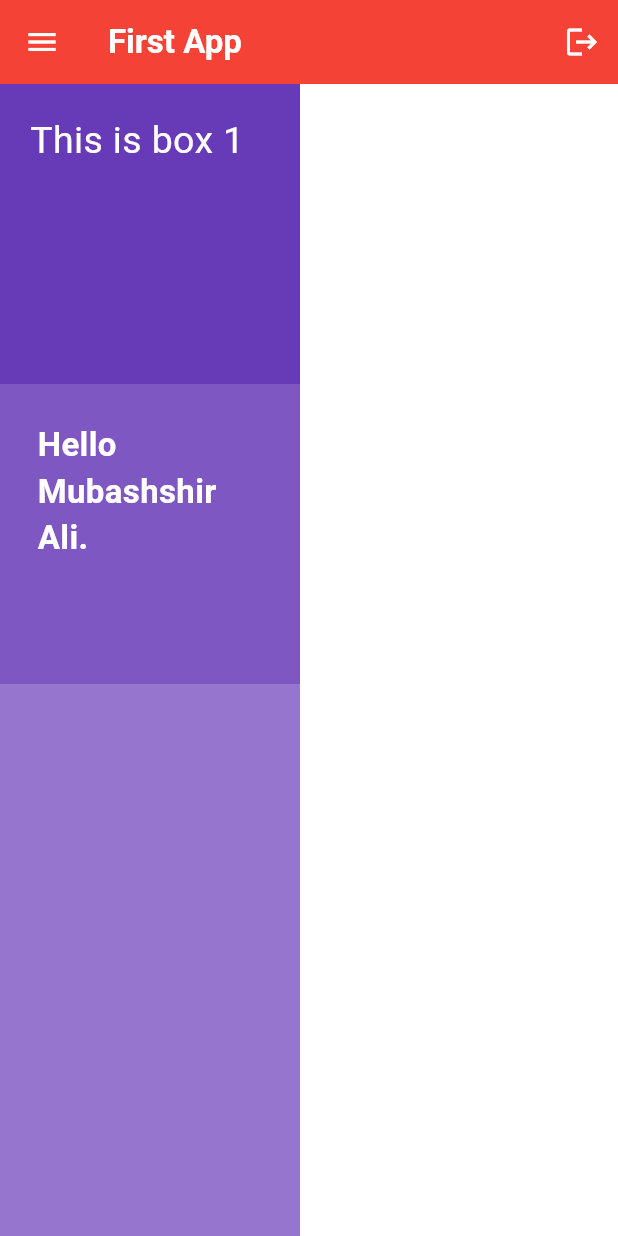
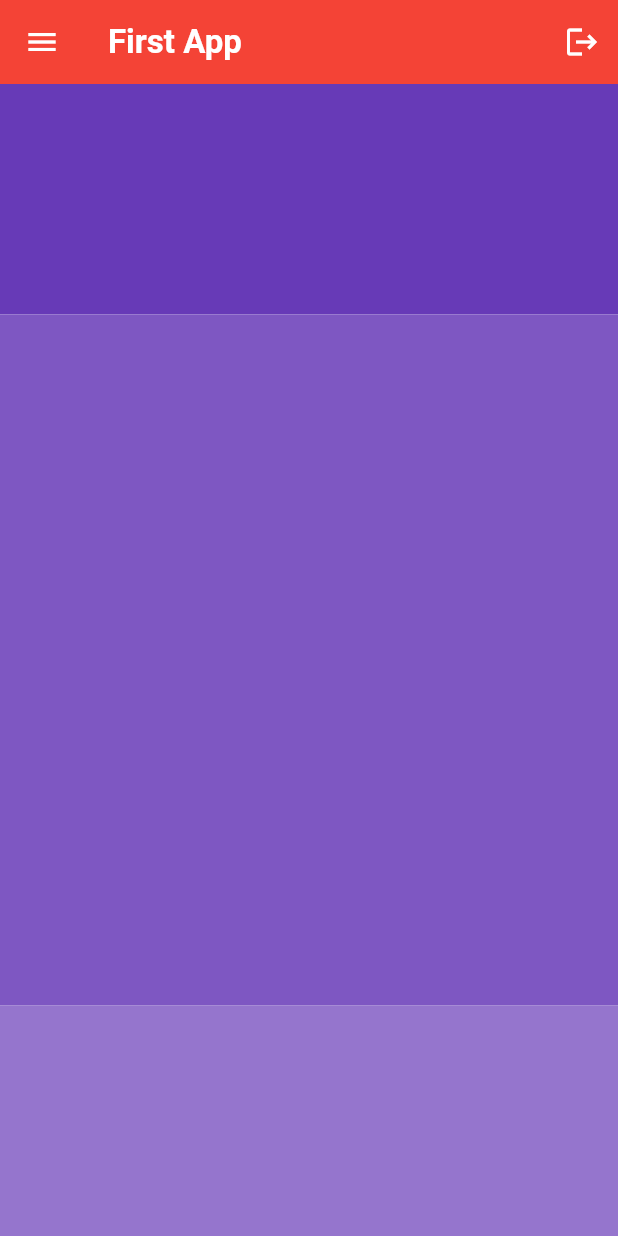
Before and after one commit to themubalion/Flutter-basics, a Flutter app: the screen it shows after launch, on a phone screen of 412 x 824 dp. Run offline on Flutter 3.47's test engine with Material 3 defaults, Android fonts, the phone set to English and light mode, and no system bars.

Commit message:
Expanded widget

```diff
--- a/lib/main.dart
+++ b/lib/main.dart
@@ -80,49 +80,23 @@ class MyApp extends StatelessWidget {
           body: Column(
             mainAxisAlignment: MainAxisAlignment.start,
 
-            // crossAxisAlignment: CrossAxisAlignment.start,
+            crossAxisAlignment: CrossAxisAlignment.start,
             children:[
 
+              Expanded(child:
               Container(
-                height: 200,
-                width: 200,
-                padding: EdgeInsets.all(20),
-                decoration: BoxDecoration(
-                  color: Colors.deepPurple,
-                  // borderRadius: BorderRadius.circular(30)
-                ),
-                child: Text('This is box 1',
-                style: TextStyle(
-                  color: Colors.white,
-                  fontSize: 25
-                ),
-                ),
-              ),
-
-               Container(
-              height: 200,
-              width: 200,
-              decoration: BoxDecoration(
-                              color: Colors.deepPurple[400],
-                              // borderRadius: BorderRadius.circular(30)
-              ),
-              padding: EdgeInsets.all(25),
-              child: Text(
-                "Hello Mubashshir Ali.",
-                style: TextStyle(
-                  color: Colors.white,
-                  fontSize: 22,
-                  fontWeight: FontWeight.bold,
-                ),
-              ),
-
-            ),
-
-            Expanded(
-              child: Container(
-                width: 200,
+                color: Colors.deepPurple,
+              )),
+              Expanded(
+                flex: 3,
+                child:
+              Container(
+                color: Colors.deepPurple[400],
+              )),
+              Expanded(child:
+              Container(
                 color: Colors.deepPurple[300],
-            ))
+              ))
 
             ]),
         ),
```
